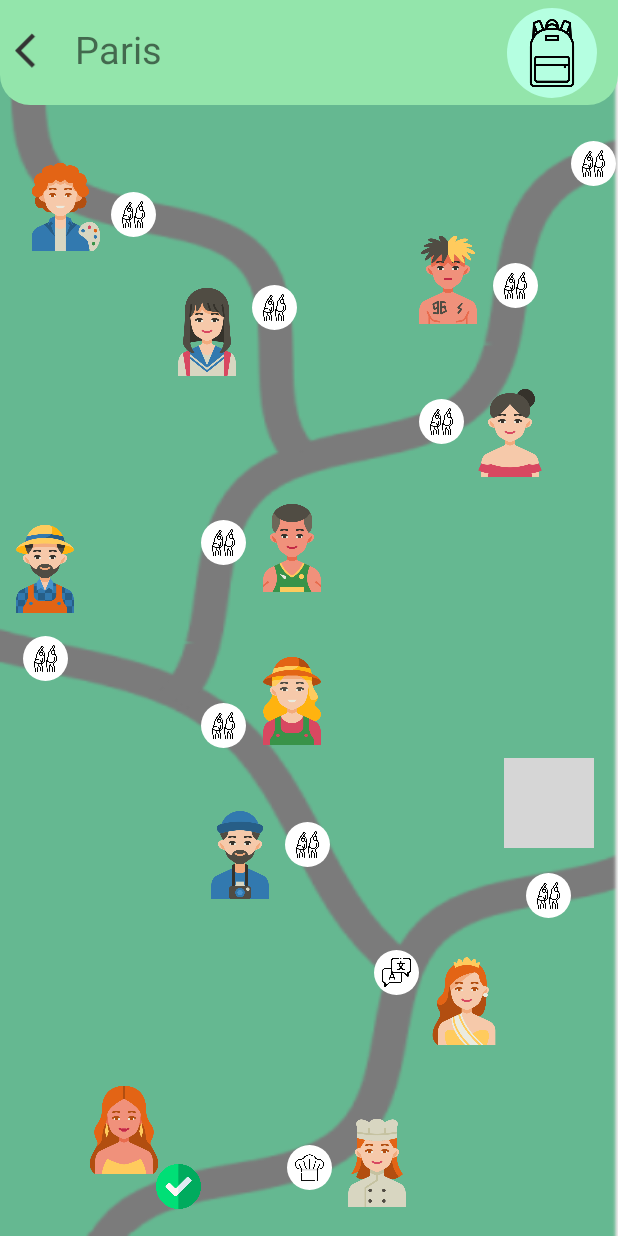
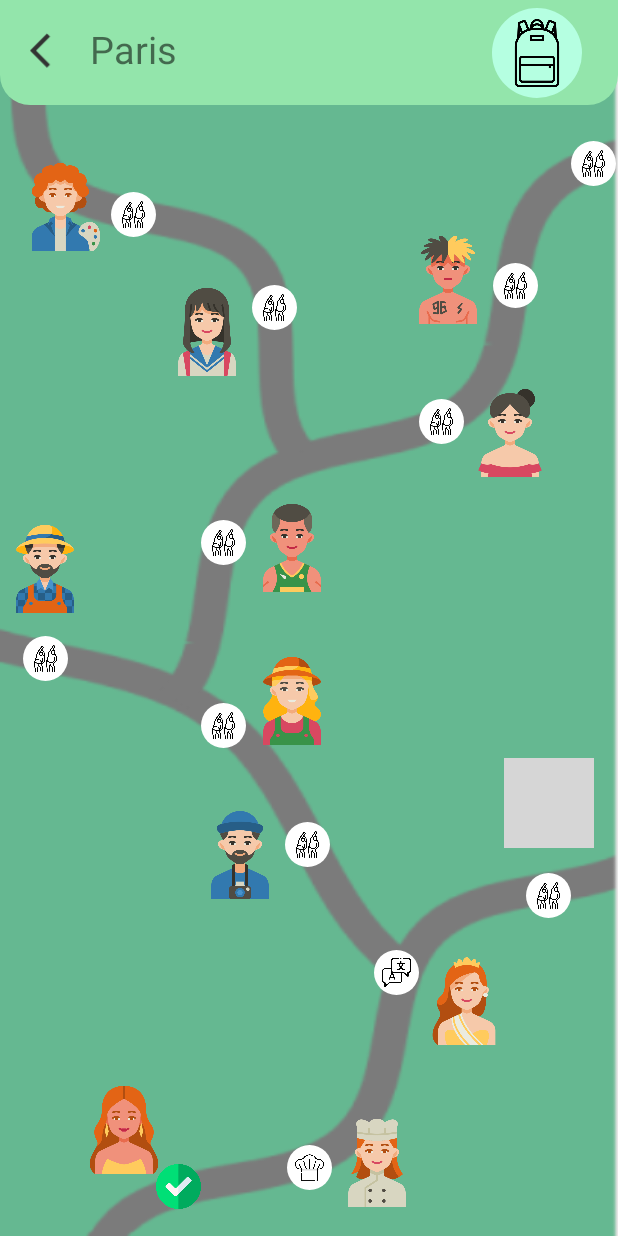
Before and after one commit to juliabiesiada/Villa-Go, an Android app: the VillageActivity screen opened directly, with no data from a screen before it, on a phone screen of 412 x 824 dp. Run offline under Robolectric (Android 15) with nearby library versions, the phone set to English and light mode, and no system bars; grey boxes are pictures that could not be loaded.

Commit message:
escargot game + previous work

```diff
--- a/app/src/main/res/layout/top_bar.xml
+++ b/app/src/main/res/layout/top_bar.xml
@@ -14,7 +14,7 @@
         android:src="@drawable/ic_back"
         android:scaleType="fitCenter"
         android:layout_marginTop="20dp"
-        android:layout_marginStart="10dp"
+        android:layout_marginStart="20dp"
         />
 
     <TextView
@@ -29,7 +29,7 @@
         android:layout_width="60dp"
         android:layout_height="60dp"
         android:layout_marginTop="5dp"
-        android:layout_marginStart="230dp"
+        android:layout_marginStart="210dp"
         android:background="@drawable/bg_secondary_green"
         android:src="@drawable/backpack"
         android:scaleType="fitCenter"
```
Also changed, not shown: app/src/main/res/drawable-anydpi/ic_empty.xml (added, +16 -0 lines), app/src/main/res/drawable-hdpi/ic_empty.png (added), app/src/main/res/drawable-mdpi/ic_empty.png (added), app/src/main/res/drawable-xhdpi/ic_empty.png (added), app/src/main/res/drawable-xxhdpi/ic_empty.png (added).
